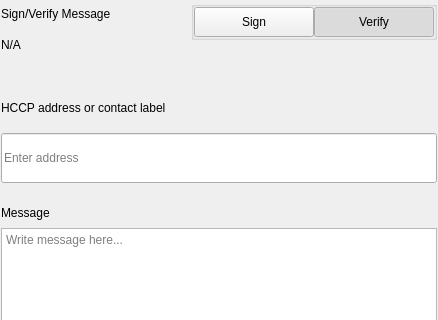
Before: the Qt Designer form src/qt/pivx/settings/forms/settingssignmessagewidgets.ui in KingricharVD/NestEGG, drawn with Qt 5; both pictures show x 0 to 438 and y 0 to 320 of the 438 by 579 pixel window.
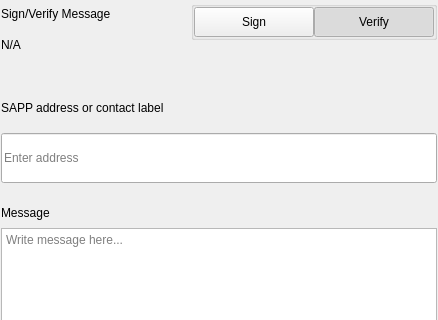
After: the same form once the commit is applied.

```diff
--- a/src/qt/pivx/settings/forms/settingssignmessagewidgets.ui
+++ b/src/qt/pivx/settings/forms/settingssignmessagewidgets.ui
@@ -276,7 +276,7 @@
                </size>
               </property>
               <property name="text">
-               <string>HCCP address or contact label</string>
+               <string>SAPP address or contact label</string>
               </property>
              </widget>
             </item>
```
